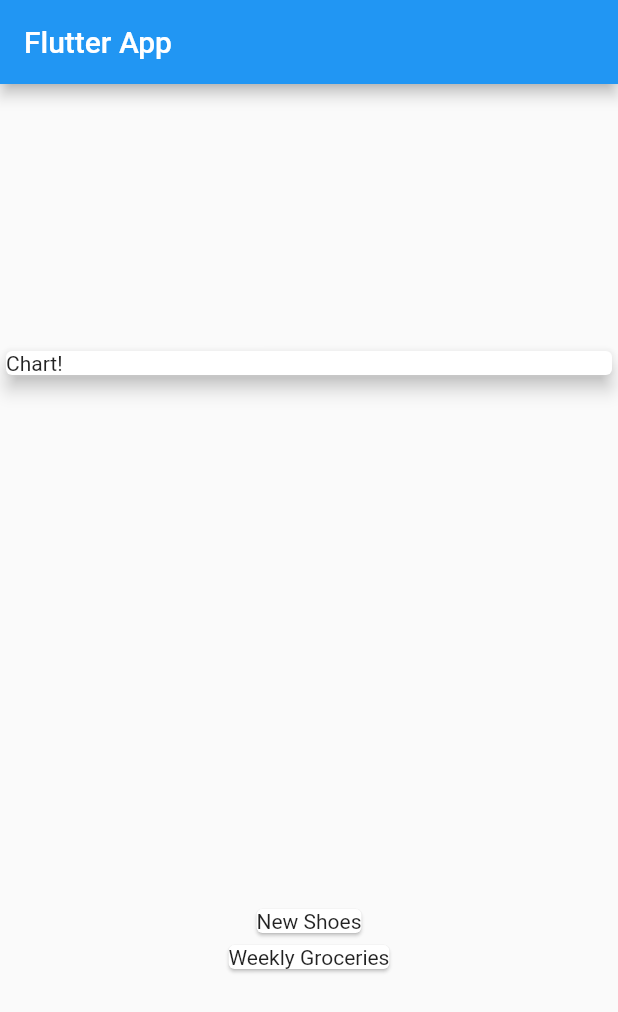
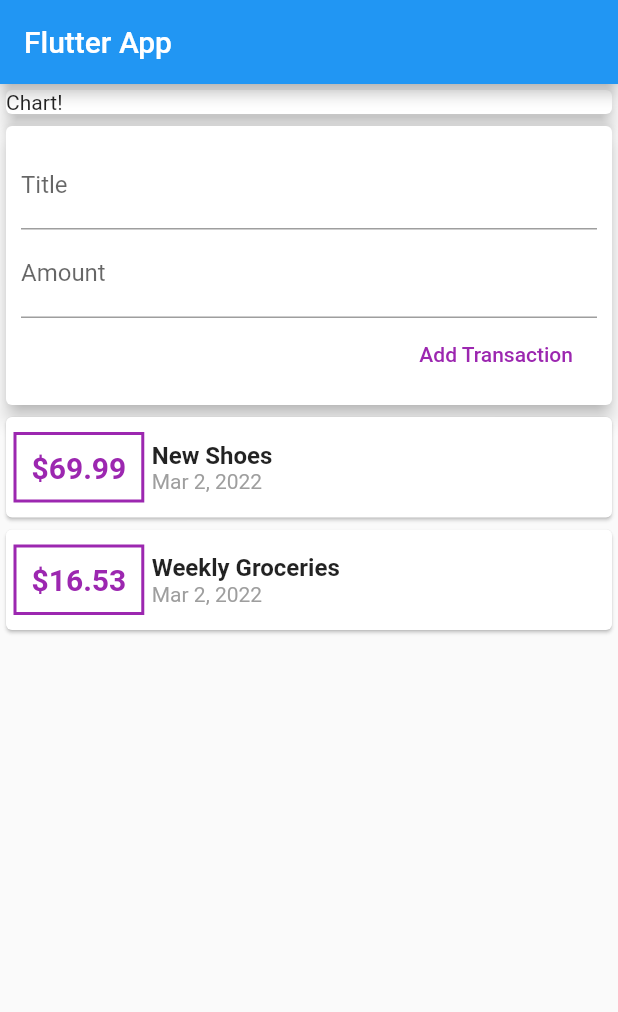
Before and after one commit to 91alban/Personal-Expenses, a Flutter app: the screen it shows after launch, on a phone screen of 412 x 824 dp. Shown: the top 1012 px of the screen. Run offline on Flutter 3.47's test engine with Material 2 defaults, Android fonts, the phone set to English and light mode, and no system bars.

Commit message:
added some more styles

```diff
--- a/lib/main.dart
+++ b/lib/main.dart
@@ -1,4 +1,5 @@
 import 'package:flutter/material.dart';
+import 'package:intl/intl.dart';
 import './transaction.dart';
 
 void main() => runApp(MyApp());
@@ -35,20 +36,80 @@ class MyHomePage extends StatelessWidget {
         title: Text('Flutter App'),
       ),
       body: Column(
-        mainAxisAlignment: MainAxisAlignment.spaceAround,
+        // mainAxisAlignment: MainAxisAlignment.spaceAround,
         crossAxisAlignment: CrossAxisAlignment.center,
         children: [
           Container(
             width: double.infinity,
             child: Card(
-              child: Text('Chart!'),
+              child: const Text('Chart!'),
               elevation: 5,
+            ),
+          ),
+          Card(
+            elevation: 5,
+            child: Container(
+              padding: EdgeInsets.all(10),
+              child: Column(
+                crossAxisAlignment: CrossAxisAlignment.end,
+                children: [
+                  TextField(
+                    decoration: InputDecoration(labelText: 'Title'),
+                  ),
+                  TextField(
+                    decoration: InputDecoration(labelText: 'Amount'),
+                  ),
+                  FlatButton(
+                    child: Text('Add Transaction'),
+                    textColor: Colors.purple,
+                    onPressed: () {},
+                  )
+                ],
+              ),
             ),
           ),
           Column(
             children: transactions.map((tx) {
               return Card(
-                child: Text(tx.title),
+                child: Row(
+                  children: [
+                    Container(
+                      margin: const EdgeInsets.symmetric(
+                        vertical: 10,
+                        horizontal: 5,
+                      ),
+                      decoration: BoxDecoration(
+                        border: Border.all(
+                          color: Colors.purple,
+                          width: 2,
+                        ),
+                      ),
+                      padding: EdgeInsets.all(10),
+                      child: Text(
+                        '\$${tx.amount}',
+                        style: const TextStyle(
+                          fontWeight: FontWeight.bold,
+                          fontSize: 20,
+                          color: Colors.purple,
+                        ),
+                      ),
+                    ),
+                    Column(
+                      crossAxisAlignment: CrossAxisAlignment.start,
+                      children: [
+                        Text(
+                          tx.title,
+                          style: const TextStyle(
+                              fontSize: 16, fontWeight: FontWeight.bold),
+                        ),
+                        Text(
+                          DateFormat.yMMMd().format(tx.date),
+                          style: TextStyle(color: Colors.grey),
+                        ),
+                      ],
+                    )
+                  ],
+                ),
               );
             }).toList(),
           )
--- a/pubspec.yaml
+++ b/pubspec.yaml
@@ -29,6 +29,7 @@ environment:
 dependencies:
   flutter:
     sdk: flutter
+  intl: ^0.17.0
 
 
   # The following adds the Cupertino Icons font to your application.
```
Also changed, not shown: pubspec.lock.
